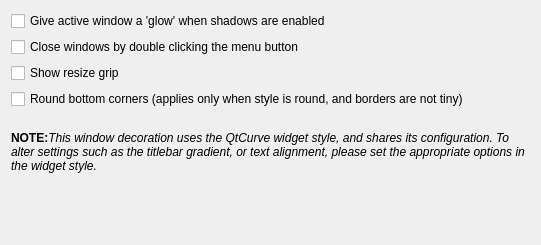
Above: kwinconfig/qtcurvekwinconfigwidget.ui from QtCurve/qtcurve before the change. Below: the same form after it.
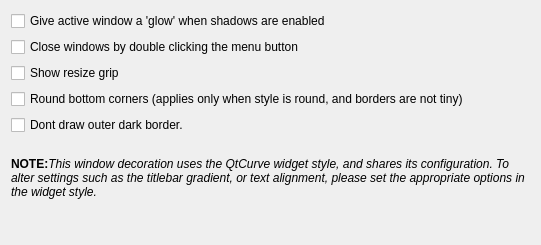
That is the form after the change.

Commit message: Added option to not draw outer dark border on KWin windows.

```diff
--- a/kwinconfig/qtcurvekwinconfigwidget.ui
+++ b/kwinconfig/qtcurvekwinconfigwidget.ui
@@ -45,6 +45,13 @@
      </property>
     </widget>
    </item>
+   <item>
+    <widget class="QCheckBox" name="noBorder">
+     <property name="text">
+      <string>Dont draw outer dark border.</string>
+     </property>
+    </widget>
+   </item>
    <item>
     <spacer name="verticalSpacer">
      <property name="orientation">
```
The commit also changes 7 other files.
